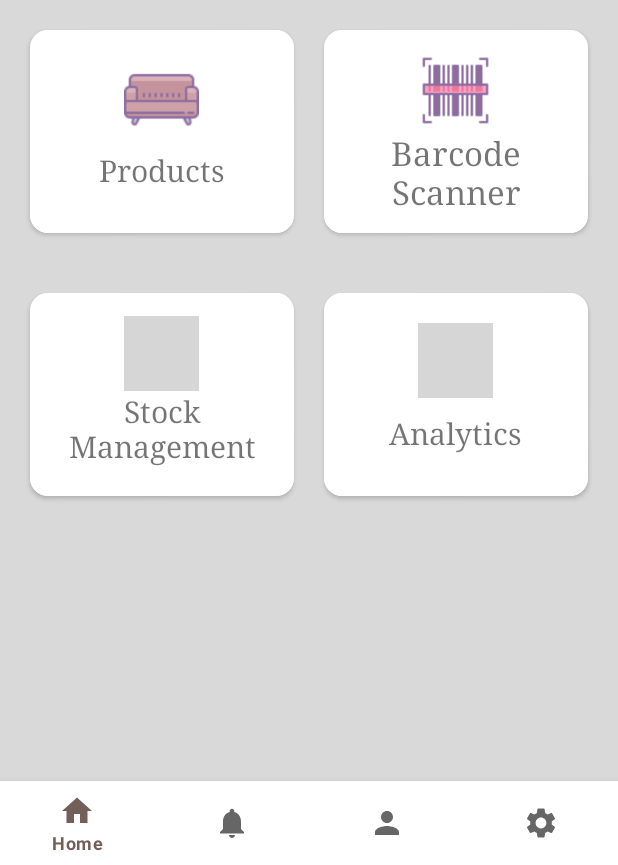
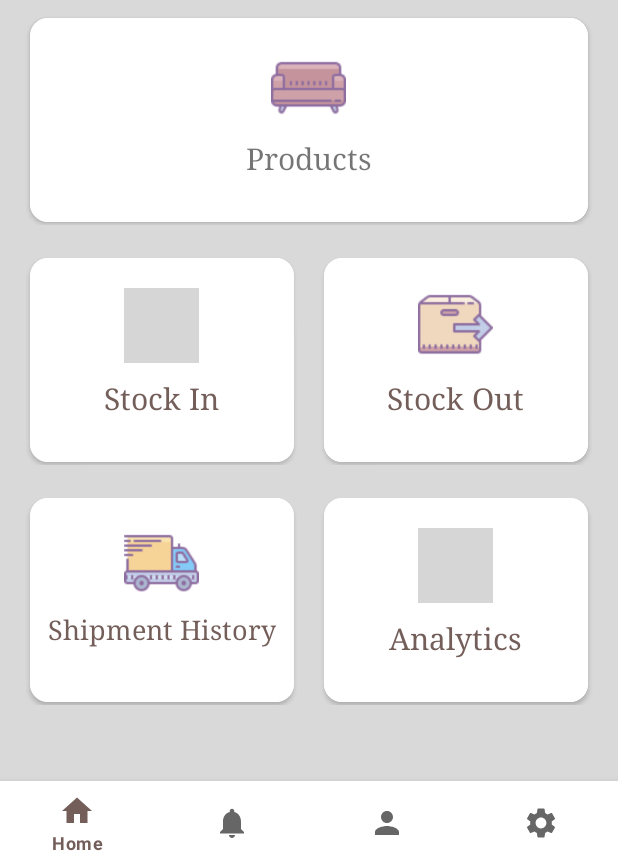
Before and after one commit to ongyijie/CargoLiteAssignment, an Android app: the HomeFragment screen opened directly, with no data from a screen before it, on a phone screen of 412 x 824 dp, the part 371-1236 px from its top. Run offline under Robolectric (Android 15) with nearby library versions, the phone set to English and light mode, and no system bars; our stand-ins replace navigation-ui; grey boxes are pictures that could not be loaded.

Commit message:
Action bar at Products, home fragment UI update

```diff
--- a/app/src/main/java/my/edu/tarc/cargolite/ui/home/HomeFragment.kt
+++ b/app/src/main/java/my/edu/tarc/cargolite/ui/home/HomeFragment.kt
@@ -12,14 +12,12 @@ import androidx.lifecycle.Observer
 import androidx.lifecycle.ViewModelProvider
 import my.edu.tarc.cargolite.Products
 import my.edu.tarc.cargolite.R
-import my.edu.tarc.cargolite.Scanner
-import my.edu.tarc.cargolite.Stock
 
 class HomeFragment : Fragment() {
 
     private lateinit var homeViewModel: HomeViewModel
-    private lateinit var  cardViewScanner: CardView
-    private lateinit var cardViewProducts: CardView
+    //private lateinit var  cardViewScanner: CardView
+    //private lateinit var cardViewProducts: CardView
 
     override fun onCreateView(
             inflater: LayoutInflater,
@@ -33,25 +31,35 @@ class HomeFragment : Fragment() {
         homeViewModel.text.observe(viewLifecycleOwner, Observer {
             textView.text = it
         })
-        val cardViewScanner: CardView = root.findViewById(R.id.cardViewScanner)
+        //Link UI to program
         val cardViewProducts: CardView = root.findViewById((R.id.cardViewProducts))
-        val cardViewStock: CardView = root.findViewById(R.id.cardViewStock)
-        cardViewScanner.setOnClickListener(clickListener)
+        val cardViewStockIn : CardView = root.findViewById(R.id.cardViewStockIn)
+        val cardViewStockOut : CardView = root.findViewById(R.id.cardViewStockOut)
+        val cardViewShipmentHistory : CardView = root.findViewById(R.id.cardViewShipmentHistory)
+        val cardViewAnalytics : CardView = root.findViewById(R.id.cardViewAnalytics)
         cardViewProducts.setOnClickListener(clickListener)
-        cardViewStock.setOnClickListener(clickListener)
+        cardViewStockIn.setOnClickListener(clickListener)
+        cardViewStockOut.setOnClickListener(clickListener)
+        cardViewShipmentHistory.setOnClickListener(clickListener)
+        cardViewAnalytics.setOnClickListener(clickListener)
 
         return root
     }
 
     private val clickListener: View.OnClickListener = View.OnClickListener { view ->
-        val intentScanner = Intent(this@HomeFragment.context, Scanner::class.java)
         val intentProducts = Intent(this@HomeFragment.context, Products::class.java)
-        val intentStock = Intent(this@HomeFragment.context, Stock::class.java)
+        //val intentStockIn = Intent(this@HomeFragment.context, StockIn::class.java)
+        //val intentStockOut = Intent(this@HomeFragment.context, StockOut::class.java)
+        //val intentShipmentHistory = Intent(this@HomeFragment.context, ShipmentHistory::class.java)
+        //val intentAnalytics = Intent(this@HomeFragment.context, Analytics::class.java)
+
 
         when (view.id) {
-            R.id.cardViewScanner -> startActivity(intentScanner)
             R.id.cardViewProducts -> startActivity(intentProducts)
-            R.id.cardViewStock -> startActivity(intentStock)
+            //R.id.cardViewStockIn -> startActivity(intentStockIn)
+            //R.id.cardViewStockOut -> startActivity(intentStockOut)
+            //R.id.cardViewShipmentHistory -> startActivity(intentShipmentHistory)
+            //R.id.cardViewAnalytics -> startActivity(intentAnalytics)
         }
     }
 }
--- a/app/src/main/res/layout/fragment_home.xml
+++ b/app/src/main/res/layout/fragment_home.xml
@@ -18,7 +18,7 @@
         <LinearLayout
             android:id="@+id/linearLayout1"
             android:layout_width="0dp"
-            android:layout_height="175dp"
+            android:layout_height="160dp"
             android:background="@color/gray"
             android:orientation="horizontal"
             android:padding="10dp"
@@ -31,7 +31,10 @@
                 android:id="@+id/cardViewProducts"
                 android:layout_width="0dp"
                 android:layout_height="match_parent"
-                android:layout_margin="10dp"
+                android:layout_marginLeft="10dp"
+                android:layout_marginTop="2dp"
+                android:layout_marginRight="10dp"
+                android:layout_marginBottom="2dp"
                 android:layout_weight="1"
                 android:clickable="true"
                 android:focusable="true"
@@ -63,12 +66,123 @@
                         app:srcCompat="@drawable/products_icon" />
                 </RelativeLayout>
             </androidx.cardview.widget.CardView>
+        </LinearLayout>
+
+        <LinearLayout
+            android:id="@+id/linearLayout2"
+            android:layout_width="0dp"
+            android:layout_height="160dp"
+            android:background="@color/gray"
+            android:orientation="horizontal"
+            android:padding="10dp"
+            app:layout_constraintEnd_toEndOf="parent"
+            app:layout_constraintHorizontal_bias="0.0"
+            app:layout_constraintStart_toStartOf="parent"
+            app:layout_constraintTop_toBottomOf="@+id/linearLayout1">
 
             <androidx.cardview.widget.CardView
-                android:id="@+id/cardViewScanner"
+                android:id="@+id/cardViewStockIn"
                 android:layout_width="0dp"
                 android:layout_height="match_parent"
-                android:layout_margin="10dp"
+                android:layout_marginLeft="10dp"
+                android:layout_marginTop="2dp"
+                android:layout_marginRight="10dp"
+                android:layout_marginBottom="2dp"
+                android:layout_weight="1"
+                android:clickable="true"
+                android:focusable="true"
+                android:foreground="?android:attr/selectableItemBackground"
+                app:cardCornerRadius="12dp">
+
+                <RelativeLayout
+                    android:layout_width="match_parent"
+                    android:layout_height="match_parent"
+                    android:background="@color/white">
+
+                    <ImageView
+                        android:id="@+id/imageViewStockIn"
+                        android:layout_width="50dp"
+                        android:layout_height="50dp"
+                        android:layout_centerHorizontal="true"
+                        android:layout_marginTop="20dp"
+                        app:srcCompat="@drawable/stockin_icon" />
+
+                    <TextView
+                        android:id="@+id/textViewStockIn"
+                        android:layout_width="wrap_content"
+                        android:layout_height="wrap_content"
+                        android:layout_below="@id/imageViewStockIn"
+                        android:layout_centerHorizontal="true"
+                        android:layout_marginTop="10dp"
+                        android:fontFamily="serif"
+                        android:text="@string/stockIn"
+                        android:textColor="@color/brown"
+                        android:textSize="20sp" />
+                </RelativeLayout>
+            </androidx.cardview.widget.CardView>
+
+            <androidx.cardview.widget.CardView
+                android:id="@+id/cardViewStockOut"
+                android:layout_width="0dp"
+                android:layout_height="match_parent"
+                android:layout_marginLeft="10dp"
+                android:layout_marginTop="2dp"
+                android:layout_marginRight="10dp"
+                android:layout_marginBottom="2dp"
+                android:layout_weight="1"
+                android:clickable="true"
+                android:focusable="true"
+                android:foreground="?android:attr/selectableItemBackground"
+                app:cardCornerRadius="12dp">
+
+                <RelativeLayout
+                    android:layout_width="match_parent"
+                    android:layout_height="match_parent"
+                    android:background="@color/white">
+
+                    <ImageView
+                        android:id="@+id/imageViewStockOut"
+                        android:layout_width="50dp"
+                        android:layout_height="50dp"
+                        android:layout_centerHorizontal="true"
+                        android:layout_marginTop="20dp"
+                        app:srcCompat="@drawable/stockout_icon" />
+
+                    <TextView
+                        android:id="@+id/textViewStockOut"
+                        android:layout_width="wrap_content"
+                        android:layout_height="wrap_content"
+                        android:layout_below="@id/imageViewStockOut"
+                        android:layout_centerHorizontal="true"
+                        android:layout_marginTop="10dp"
+                        android:fontFamily="serif"
+                        android:text="@string/stockOut"
+                        android:textColor="@color/brown"
+                        android:textSize="20sp" />
+                </RelativeLayout>
+            </androidx.cardview.widget.CardView>
+        </LinearLayout>
+
+        <LinearLayout
+            android:id="@+id/linearLayout3"
+            android:layout_width="0dp"
+            android:layout_height="160dp"
+            android:background="@color/gray"
+            android:orientation="horizontal"
+            android:padding="10dp"
+            app:layout_constraintEnd_toEndOf="parent"
+            app:layout_constraintHorizontal_bias="0.0"
+            app:layout_constraintStart_toStartOf="parent"
+            app:layout_constraintTop_toBottomOf="@+id/linearLayout2">
+
+            <androidx.cardview.widget.CardView
+                android:id="@+id/cardViewShipmentHistory"
+                android:layout_width="0dp"
+                android:layout_height="match_parent"
+                android:layout_marginLeft="10dp"
+                android:layout_marginTop="2dp"
+                android:layout_marginRight="10dp"
+                android:layout_marginBottom="2dp"
                 android:layout_weight="1"
                 android:clickable="true"
                 android:focusable="true"
@@ -81,73 +195,25 @@
                     android:background="@color/white">
 
                     <TextView
-                        android:id="@+id/textViewScanner"
+                        android:id="@+id/textViewShipmentHistory"
                         android:layout_width="wrap_content"
                         android:layout_height="wrap_content"
-                        android:layout_below="@id/imageViewScanner"
-                        android:layout_marginTop="2dp"
+                        android:layout_below="@id/imageViewShipmentHistory"
+                        android:layout_centerHorizontal="true"
+                        android:layout_marginTop="10dp"
                         android:fontFamily="serif"
                         android:gravity="center"
-                        android:text="@string/scanner"
-                        android:textSize="22sp" />
+                        android:text="@string/shipmentHistory"
+                        android:textColor="@color/brown"
+                        android:textSize="18sp" />
 
                     <ImageView
-                        android:id="@+id/imageViewScanner"
+                        android:id="@+id/imageViewShipmentHistory"
                         android:layout_width="50dp"
                         android:layout_height="50dp"
                         android:layout_centerHorizontal="true"
                         android:layout_marginTop="15dp"
-                        app:srcCompat="@drawable/scanner_icon" />
-                </RelativeLayout>
-            </androidx.cardview.widget.CardView>
-        </LinearLayout>
-
-        <LinearLayout
-            android:id="@+id/linearLayout2"
-            android:layout_width="0dp"
-            android:layout_height="175dp"
-            android:background="@color/gray"
-            android:orientation="horizontal"
-            android:padding="10dp"
-            app:layout_constraintEnd_toEndOf="parent"
-            app:layout_constraintHorizontal_bias="0.0"
-            app:layout_constraintStart_toStartOf="parent"
-            app:layout_constraintTop_toBottomOf="@+id/linearLayout1">
-
-            <androidx.cardview.widget.CardView
-                android:id="@+id/cardViewStock"
-                android:layout_width="0dp"
-                android:layout_height="match_parent"
-                android:layout_margin="10dp"
-                android:layout_weight="1"
-                android:clickable="true"
-                android:focusable="true"
-                android:foreground="?android:attr/selectableItemBackground"
-                app:cardCornerRadius="12dp">
-
-                <RelativeLayout
-                    android:layout_width="match_parent"
-                    android:layout_height="match_parent"
-                    android:background="@color/white">
-
-                    <TextView
-                        android:id="@+id/textViewStock"
-                        android:layout_width="wrap_content"
-                        android:layout_height="wrap_content"
-                        android:layout_below="@id/imageViewStock"
-                        android:layout_marginTop="0dp"
-                        android:fontFamily="serif"
-                        android:gravity="center"
-                        android:text="@string/stock"
-                        android:textSize="20sp" />
-
-                    <ImageView
-                        android:id="@+id/imageViewStock"
-                        android:layout_width="50dp"
-                        android:layout_height="50dp"
-                        android:layout_centerHorizontal="true"
-                        android:layout_marginTop="15dp"
-                        app:srcCompat="@drawable/stock_icon" />
+                        app:srcCompat="@drawable/shipment_icon" />
                 </RelativeLayout>
             </androidx.cardview.widget.CardView>
 
@@ -155,7 +221,10 @@
                 android:id="@+id/cardViewAnalytics"
                 android:layout_width="0dp"
                 android:layout_height="match_parent"
-                android:layout_margin="10dp"
+                android:layout_marginLeft="10dp"
+                android:layout_marginTop="2dp"
+                android:layout_marginRight="10dp"
+                android:layout_marginBottom="2dp"
                 android:layout_weight="1"
                 android:clickable="true"
                 android:focusable="true"
@@ -176,6 +245,7 @@
                         android:layout_marginTop="10dp"
                         android:fontFamily="serif"
                         android:text="@string/analytics"
+                        android:textColor="@color/brown"
                         android:textSize="20sp" />
 
                     <ImageView
```
Also changed, not shown: app/src/main/java/my/edu/tarc/cargolite/Products.kt (+19 -3 lines), app/src/main/java/my/edu/tarc/cargolite/Scanner.kt (+12 -3 lines), app/src/main/java/my/edu/tarc/cargolite/Stock.kt (deleted, +0 -11 lines), app/src/main/res/layout/activity_stock.xml (deleted, +0 -235 lines), app/src/main/res/menu/product_action_bar_menu.xml (added, +9 -0 lines), app/src/main/res/drawable/scanner_icon.png.
